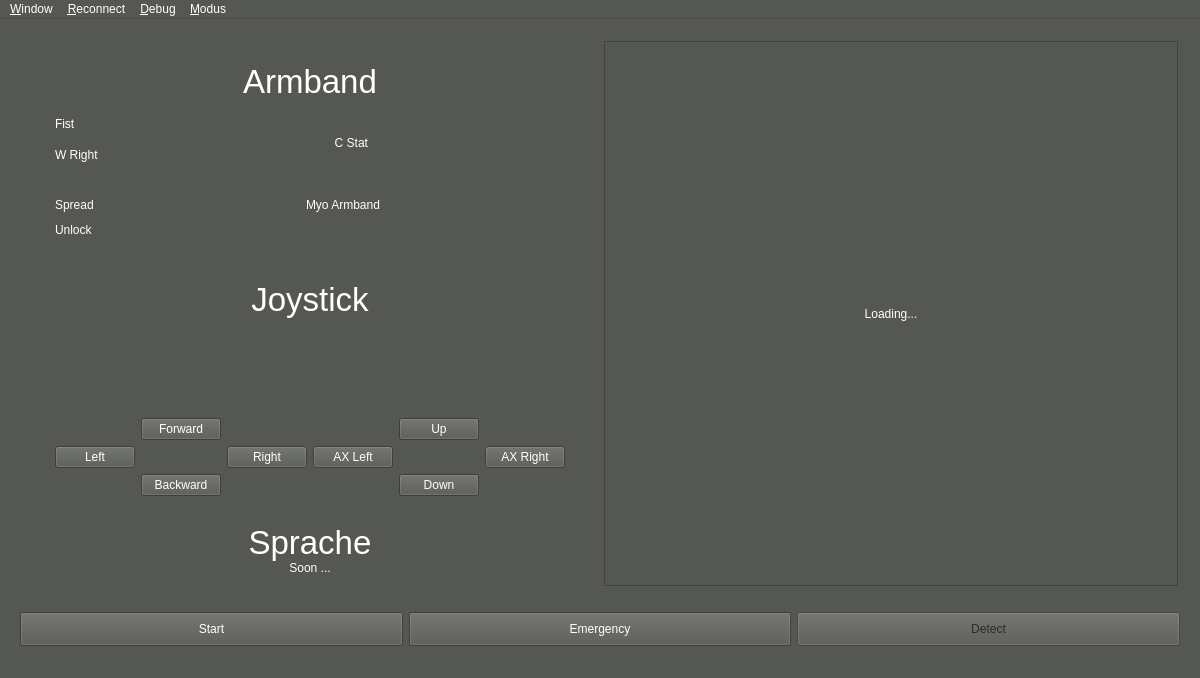
Above: QT/myo-drone/gui/MainWindow.ui from ADCSP/DrohnenSteuerung before the change. Below: the same form after it.
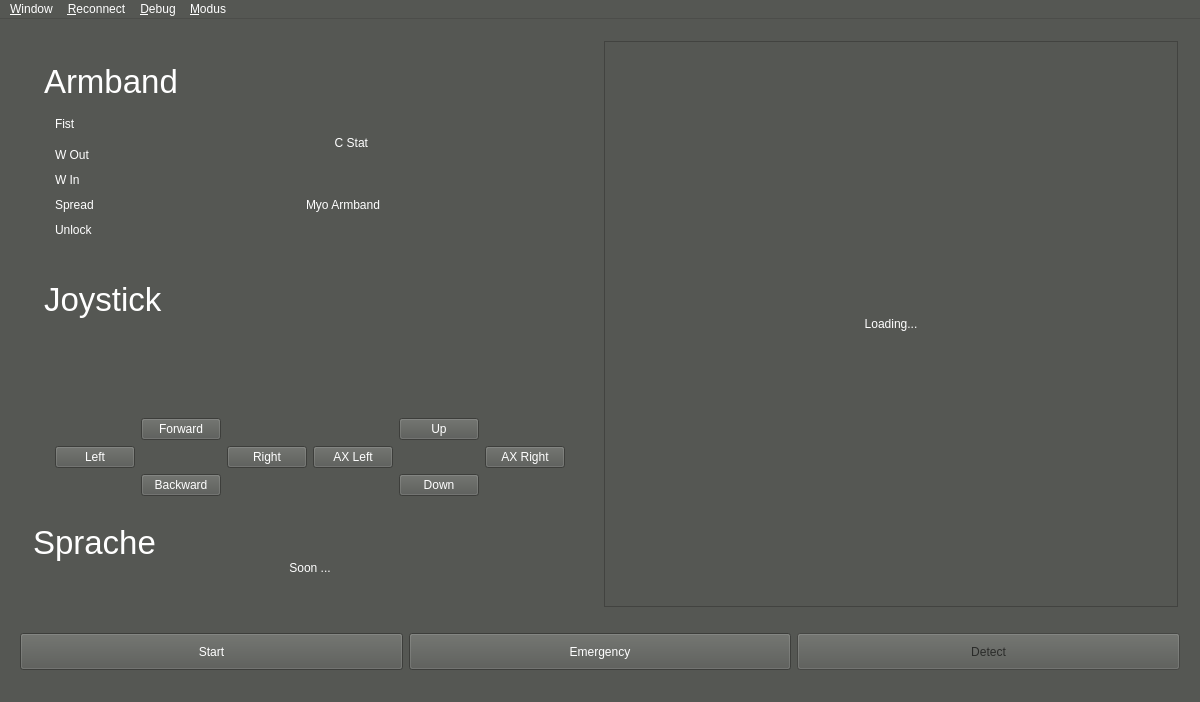
That is the form after the change. Icons and pictures are not drawn.

Commit message: right/left icons and layout fix

Diff of the .ui file:
```diff
--- a/QT/myo-drone/gui/MainWindow.ui
+++ b/QT/myo-drone/gui/MainWindow.ui
@@ -7,7 +7,7 @@
     <x>0</x>
     <y>0</y>
     <width>1200</width>
-    <height>678</height>
+    <height>702</height>
    </rect>
   </property>
   <property name="palette">
@@ -459,7 +459,7 @@
                 <string>Armband</string>
                </property>
                <property name="alignment">
-                <set>Qt::AlignHCenter|Qt::AlignTop</set>
+                <set>Qt::AlignLeading|Qt::AlignLeft|Qt::AlignTop</set>
                </property>
               </widget>
              </item>
@@ -545,7 +545,7 @@
                       <string>Wave Right</string>
                      </property>
                      <property name="text">
-                      <string>W Right</string>
+                      <string>W Out</string>
                      </property>
                     </widget>
                    </item>
@@ -573,10 +573,7 @@
                       <string>Wave Left</string>
                      </property>
                      <property name="text">
-                      <string/>
-                     </property>
-                     <property name="pixmap">
-                      <pixmap>:/myo/wave_left_small</pixmap>
+                      <string>W In</string>
                      </property>
                     </widget>
                    </item>
@@ -790,7 +787,7 @@
                 <string>Joystick</string>
                </property>
                <property name="alignment">
-                <set>Qt::AlignHCenter|Qt::AlignTop</set>
+                <set>Qt::AlignLeading|Qt::AlignLeft|Qt::AlignTop</set>
                </property>
               </widget>
              </item>
@@ -969,7 +966,7 @@
                 <string>Sprache</string>
                </property>
                <property name="alignment">
-                <set>Qt::AlignHCenter|Qt::AlignTop</set>
+                <set>Qt::AlignLeading|Qt::AlignLeft|Qt::AlignTop</set>
                </property>
               </widget>
              </item>
```
Left out of the diff: 6 changed lines with no effect on the pictures. The commit also changes 35 other files.
